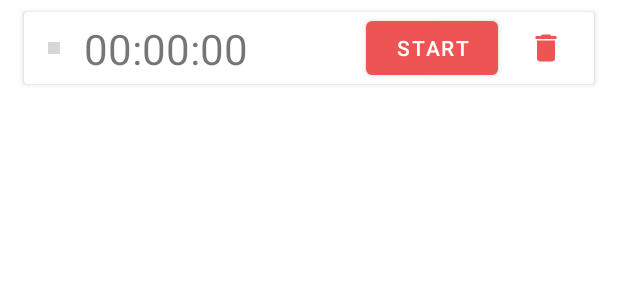
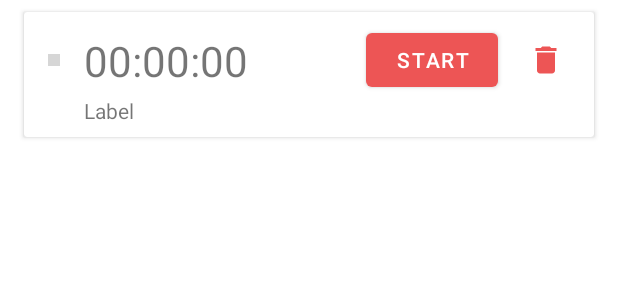
Before and after one commit to yaromchikV/RSShool2021-Android-task-Pomodoro, an Android app: the layout timer_item.xml on its own in the app's theme, with its tools: preview values and no code run, on a phone screen of 412 x 824 dp. Shown: the top 300 px of the screen. Run offline under Robolectric (Android 15) with nearby library versions, the light colour scheme and no system bars; grey boxes are pictures that could not be loaded.

Commit message:
Add labels for timers

```diff
--- a/app/src/main/java/com/rsschool/pomodoro/SetTimeDialog.kt
+++ b/app/src/main/java/com/rsschool/pomodoro/SetTimeDialog.kt
@@ -1,6 +1,7 @@
 package com.rsschool.pomodoro
 
 import android.app.Dialog
+import android.util.Log
 import com.rsschool.pomodoro.databinding.DialogTimeBinding
 
 class SetTimeDialog(private val activity: MainActivity) : Dialog(activity) {
@@ -39,7 +40,9 @@ class SetTimeDialog(private val activity: MainActivity) : Dialog(activity) {
             val seconds = dialogBinding.numberPickerSeconds.value
             val initMs = hours * 3600000L + minutes * 60000L + seconds * 1000L
 
-            activity.add(initMs)
+            val label = dialogBinding.labelName.editText?.text.toString()
+
+            activity.add(initMs, label)
             dismiss()
         }
 
--- a/app/src/main/java/com/rsschool/pomodoro/TimerListener.kt
+++ b/app/src/main/java/com/rsschool/pomodoro/TimerListener.kt
@@ -1,8 +1,8 @@
 package com.rsschool.pomodoro
 
 interface TimerListener {
-    fun add(initMs: Long)
+    fun add(initMs: Long, label: String)
     fun delete(id: Int)
-    fun start(id: Int, currentMs: Long?, initMs: Long)
-    fun stop(id: Int, currentMs: Long?, initMs: Long)
+    fun start(id: Int)
+    fun stop(id: Int)
 }
--- a/app/src/main/java/com/rsschool/pomodoro/TimerModel.kt
+++ b/app/src/main/java/com/rsschool/pomodoro/TimerModel.kt
@@ -2,7 +2,8 @@ package com.rsschool.pomodoro
 
 data class TimerModel(
     val id: Int,
+    val label: String,
+    var initMs: Long,
     var currentMs: Long,
-    var initMs: Long,
     var isStarted: Boolean
 )
--- a/app/src/main/res/layout/activity_main.xml
+++ b/app/src/main/res/layout/activity_main.xml
@@ -11,6 +11,9 @@
         android:layout_width="match_parent"
         android:layout_height="0dp"
         android:layout_marginBottom="16dp"
+        android:paddingTop="8dp"
+        android:paddingBottom="8dp"
+        android:clipToPadding="false"
         app:layout_constraintBottom_toTopOf="@id/add_new_timer_button"
         app:layout_constraintStart_toStartOf="parent"
         app:layout_constraintTop_toTopOf="parent"
--- a/app/src/main/res/layout/timer_item.xml
+++ b/app/src/main/res/layout/timer_item.xml
@@ -12,7 +12,9 @@
     <androidx.constraintlayout.widget.ConstraintLayout
         android:id="@+id/timer_item"
         android:layout_width="match_parent"
-        android:layout_height="wrap_content">
+        android:layout_height="wrap_content"
+        android:paddingBottom="8dp"
+        android:paddingTop="8dp">
 
         <ImageView
             android:id="@+id/blinking_indicator"
@@ -20,9 +22,9 @@
             android:layout_height="8dp"
             android:layout_marginStart="16dp"
             android:background="@drawable/blinking_circle"
-            app:layout_constraintBottom_toBottomOf="parent"
+            app:layout_constraintBottom_toBottomOf="@+id/timer_time"
             app:layout_constraintStart_toStartOf="parent"
-            app:layout_constraintTop_toTopOf="parent" />
+            app:layout_constraintTop_toTopOf="@+id/timer_time" />
 
         <TextView
             android:id="@+id/timer_time"
@@ -31,20 +33,20 @@
             android:layout_marginStart="16dp"
             android:text="00:00:00"
             android:textSize="28sp"
-            app:layout_constraintBottom_toBottomOf="parent"
+            app:layout_constraintBottom_toTopOf="@id/timerLabel"
             app:layout_constraintStart_toEndOf="@id/blinking_indicator"
             app:layout_constraintTop_toTopOf="parent" />
 
         <com.rsschool.pomodoro.CustomView
-            android:id="@+id/time_indicator"
+            android:id="@+id/progress_bar"
             android:layout_width="33dp"
             android:layout_height="33dp"
             android:layout_marginEnd="16dp"
             app:custom_color="@color/red_500"
             app:custom_style="fill"
-            app:layout_constraintBottom_toBottomOf="parent"
+            app:layout_constraintBottom_toBottomOf="@+id/start_pause_button"
             app:layout_constraintEnd_toStartOf="@+id/start_pause_button"
-            app:layout_constraintTop_toTopOf="parent" />
+            app:layout_constraintTop_toTopOf="@+id/start_pause_button" />
 
         <Button
             android:id="@+id/start_pause_button"
@@ -54,9 +56,9 @@
             android:padding="8dp"
             android:text="@string/start"
             android:textColor="#FFFFFF"
-            app:layout_constraintBottom_toBottomOf="parent"
+            app:layout_constraintBottom_toBottomOf="@+id/timer_time"
             app:layout_constraintEnd_toStartOf="@id/delete_button"
-            app:layout_constraintTop_toTopOf="parent" />
+            app:layout_constraintTop_toTopOf="@+id/timer_time" />
 
         <ImageButton
             android:id="@+id/delete_button"
@@ -66,9 +68,22 @@
             android:background="@color/cardview_light_background"
             android:padding="8dp"
             android:src="@drawable/ic_baseline_delete_24"
+            app:layout_constraintBottom_toBottomOf="@+id/start_pause_button"
+            app:layout_constraintEnd_toEndOf="parent"
+            app:layout_constraintTop_toTopOf="@+id/start_pause_button" />
+
+        <TextView
+            android:id="@+id/timerLabel"
+            android:layout_width="match_parent"
+            android:layout_height="wrap_content"
+            android:layout_marginStart="40dp"
+            android:layout_marginEnd="12dp"
+            android:text="@string/label"
+            android:ellipsize="marquee"
+            android:singleLine="true"
             app:layout_constraintBottom_toBottomOf="parent"
-            app:layout_constraintEnd_toEndOf="parent"
-            app:layout_constraintTop_toTopOf="parent" />
+            app:layout_constraintStart_toStartOf="@+id/timer_time" />
+
 
     </androidx.constraintlayout.widget.ConstraintLayout>
 </androidx.cardview.widget.CardView>
--- a/app/src/main/res/values/strings.xml
+++ b/app/src/main/res/values/strings.xml
@@ -7,4 +7,6 @@
     <string name="set_timer">Set Timer</string>
     <string name="start">Start</string>
     <string name="empty">Empty :(</string>
+    <string name="label">Label</string>
+    <string name="label">Label</string>
 </resources>
```
Also changed, not shown: app/src/main/java/com/rsschool/pomodoro/CustomView.kt (+3 -7 lines), app/src/main/java/com/rsschool/pomodoro/MainActivity.kt (+18 -25 lines), app/src/main/java/com/rsschool/pomodoro/TimerAdapter.kt (+8 -5 lines), app/src/main/java/com/rsschool/pomodoro/TimerViewHolder.kt (+43 -27 lines), app/src/main/res/layout/dialog_time.xml (+30 -4 lines).
